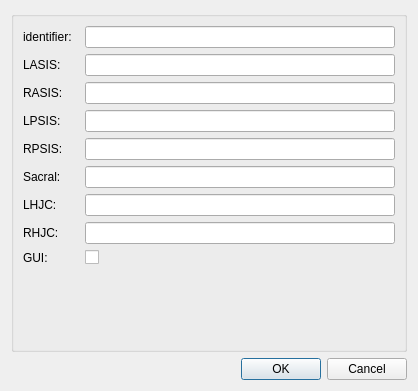
First picture: the form in mapclientplugins/fieldworkpcregpelvis2landmarksstep/qt/configuredialog.ui, repository mapclient-plugins/fieldworkpcregpelvis2landmarksstep, before the edit.
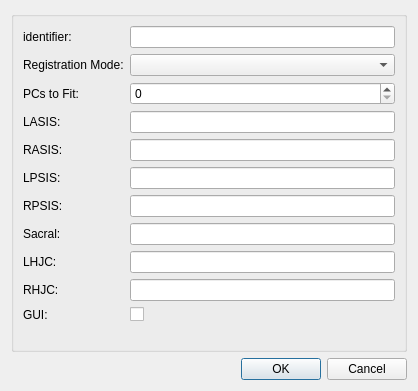
Second picture: the form after the edit.

Commit message: added linear scaling mode, added registration mode combobox and npcs spinbox

Patch:
```diff
--- a/mapclientplugins/fieldworkpcregpelvis2landmarksstep/qt/configuredialog.ui
+++ b/mapclientplugins/fieldworkpcregpelvis2landmarksstep/qt/configuredialog.ui
@@ -43,90 +43,110 @@
       <item row="0" column="1">
        <widget class="QLineEdit" name="lineEdit0"/>
       </item>
-      <item row="1" column="0">
+      <item row="3" column="0">
        <widget class="QLabel" name="label_2">
         <property name="text">
          <string>LASIS:</string>
         </property>
        </widget>
       </item>
-      <item row="1" column="1">
+      <item row="3" column="1">
        <widget class="QLineEdit" name="lineEditLASIS"/>
       </item>
-      <item row="2" column="0">
+      <item row="4" column="0">
        <widget class="QLabel" name="label_3">
         <property name="text">
          <string>RASIS:</string>
         </property>
        </widget>
       </item>
-      <item row="2" column="1">
+      <item row="4" column="1">
        <widget class="QLineEdit" name="lineEditRASIS"/>
       </item>
-      <item row="3" column="0">
+      <item row="5" column="0">
        <widget class="QLabel" name="label_4">
         <property name="text">
          <string>LPSIS:</string>
         </property>
        </widget>
       </item>
-      <item row="3" column="1">
+      <item row="5" column="1">
        <widget class="QLineEdit" name="lineEditLPSIS"/>
       </item>
-      <item row="4" column="0">
+      <item row="6" column="0">
        <widget class="QLabel" name="label_5">
         <property name="text">
          <string>RPSIS:</string>
         </property>
        </widget>
       </item>
-      <item row="4" column="1">
+      <item row="6" column="1">
        <widget class="QLineEdit" name="lineEditRPSIS"/>
       </item>
-      <item row="8" column="0">
+      <item row="10" column="0">
        <widget class="QLabel" name="label_7">
         <property name="text">
          <string>GUI:</string>
         </property>
        </widget>
       </item>
-      <item row="8" column="1">
+      <item row="10" column="1">
        <widget class="QCheckBox" name="checkBoxGUI">
         <property name="text">
          <string/>
         </property>
        </widget>
       </item>
-      <item row="5" column="1">
+      <item row="7" column="1">
        <widget class="QLineEdit" name="lineEditSacral"/>
       </item>
-      <item row="5" column="0">
+      <item row="7" column="0">
        <widget class="QLabel" name="label">
         <property name="text">
          <string>Sacral:</string>
         </property>
        </widget>
       </item>
-      <item row="6" column="1">
+      <item row="8" column="1">
        <widget class="QLineEdit" name="lineEditLHJC"/>
       </item>
-      <item row="7" column="1">
+      <item row="9" column="1">
        <widget class="QLineEdit" name="lineEditRHJC"/>
       </item>
-      <item row="6" column="0">
+      <item row="8" column="0">
        <widget class="QLabel" name="label_6">
         <property name="text">
          <string>LHJC:</string>
         </property>
        </widget>
       </item>
-      <item row="7" column="0">
+      <item row="9" column="0">
        <widget class="QLabel" name="label_8">
         <property name="text">
          <string>RHJC:</string>
         </property>
        </widget>
       </item>
+      <item row="2" column="0">
+       <widget class="QLabel" name="label_9">
+        <property name="text">
+         <string>PCs to Fit:</string>
+        </property>
+       </widget>
+      </item>
+      <item row="2" column="1">
+       <widget class="QSpinBox" name="spinBoxNPCs"/>
+      </item>
+      <item row="1" column="1">
+       <widget class="QComboBox" name="comboBoxRegMode"/>
+      </item>
+      <item row="1" column="0">
+       <widget class="QLabel" name="label_10">
+        <property name="text">
+         <string>Registration Mode:</string>
+        </property>
+       </widget>
+      </item>
      </layout>
     </widget>
    </item>
```
The commit also changes 6 other files.
